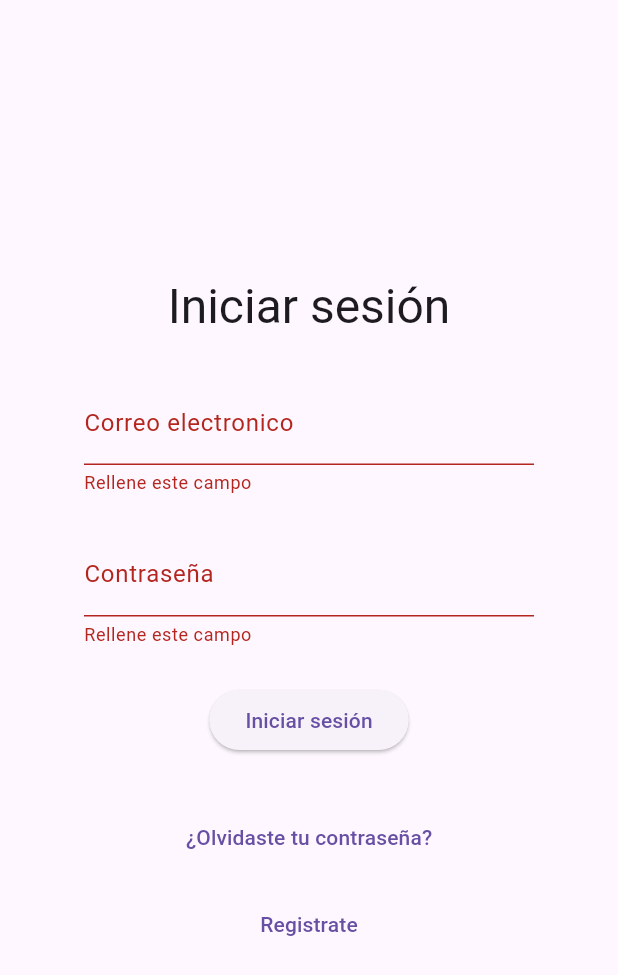
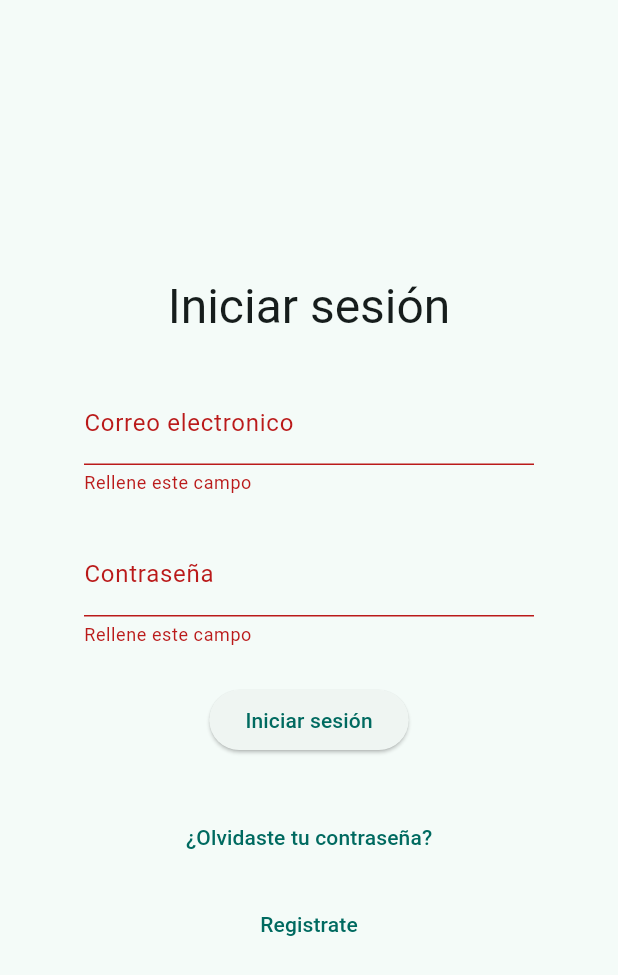
Before and after one commit to SecRe555/tablero_tareas, a Flutter app: the screen it shows after launch, after a tap on "Iniciar sesión", on a phone screen of 412 x 824 dp. Shown: the top 975 px of the screen. Run offline on Flutter 3.47's test engine with Material 3 defaults, Android fonts, the light colour scheme and no system bars; our stand-ins replace flutter_dotenv, get, go_router, google_nav_bar, quickalert, responsive_grid and 1 more; accounts and stored records are empty.

Commit message:
Primera version del tema

```diff
--- /dev/null
+++ b/lib/constants/theme.dart
@@ -0,0 +1,149 @@
+import 'package:flutter/material.dart';
+import 'package:get/get.dart';
+import 'package:tablero_tareas/states/theme_controller.dart';
+
+enum CustomColor {
+  red,
+  orange,
+  amber,
+  yellow,
+  lime,
+  green,
+  emerald,
+  teal,
+  cyan,
+  sky,
+  blue,
+  indigo,
+  violet,
+  purple,
+  fucshia,
+  pink,
+  rose,
+  slate,
+  gray,
+  zinc,
+  neutral,
+  stone,
+}
+
+class ColorShades {
+  final int light;
+  final int main;
+  final int dark;
+
+  const ColorShades({
+    required this.light,
+    required this.main,
+    required this.dark,
+  });
+}
+
+class ColorTheme {
+  final ColorShades light;
+  final ColorShades dark;
+
+  const ColorTheme({required this.light, required this.dark});
+}
+
+const Map<CustomColor, ColorTheme> _colorThemes = {
+  CustomColor.red: ColorTheme(
+    light: ColorShades(light: 0xFFEF4444, main: 0xFFB91C1C, dark: 0xFF7F1D1D),
+    dark: ColorShades(light: 0xFFFEE2E2, main: 0xFFFF6467, dark: 0xFFEF4444),
+  ),
+  CustomColor.orange: ColorTheme(
+    light: ColorShades(light: 0xFFFB923C, main: 0xFFC2410C, dark: 0xFF7C2D12),
+    dark: ColorShades(light: 0xFFFFEDD5, main: 0xFFFED7AA, dark: 0xFFFB923C),
+  ),
+  CustomColor.amber: ColorTheme(
+    light: ColorShades(light: 0xFFFBBF24, main: 0xFFB45309, dark: 0xFF78350F),
+    dark: ColorShades(light: 0xFFFEF3C7, main: 0xFFFDE68A, dark: 0xFFFBBF24),
+  ),
+  CustomColor.yellow: ColorTheme(
+    light: ColorShades(light: 0xFFEAB308, main: 0xFFA16207, dark: 0xFF854D0E),
+    dark: ColorShades(light: 0xFFFEF9C3, main: 0xFFFEF08A, dark: 0xFFFDE047),
+  ),
+  CustomColor.lime: ColorTheme(
+    light: ColorShades(light: 0xFF84CC16, main: 0xFF4D7C0F, dark: 0xFF365314),
+    dark: ColorShades(light: 0xFFECFCCB, main: 0xFFD9F99D, dark: 0xFFA3E635),
+  ),
+  CustomColor.green: ColorTheme(
+    light: ColorShades(light: 0xFF22C55E, main: 0xFF15803D, dark: 0xFF14532D),
+    dark: ColorShades(light: 0xFFDCFCE7, main: 0xFFBBF7D0, dark: 0xFF4ADE80),
+  ),
+  CustomColor.emerald: ColorTheme(
+    light: ColorShades(light: 0xFF10B981, main: 0xFF065F46, dark: 0xFF064E3B),
+    dark: ColorShades(light: 0xFFD1FAE5, main: 0xFFA7F3D0, dark: 0xFF34D399),
+  ),
+  CustomColor.teal: ColorTheme(
+    light: ColorShades(light: 0xFF14B8A6, main: 0xFF115E59, dark: 0xFF134E4A),
+    dark: ColorShades(light: 0xFFCCFBF1, main: 0xFF99F6E4, dark: 0xFF2DD4BF),
+  ),
+  CustomColor.cyan: ColorTheme(
+    light: ColorShades(light: 0xFF06B6D4, main: 0xFF0E7490, dark: 0xFF164E63),
+    dark: ColorShades(light: 0xFFCFFAFE, main: 0xFFA5F3FC, dark: 0xFF22D3EE),
+  ),
+  CustomColor.sky: ColorTheme(
+    light: ColorShades(light: 0xFF0EA5E9, main: 0xFF0369A1, dark: 0xFF075985),
+    dark: ColorShades(light: 0xFFE0F2FE, main: 0xFFBAE6FD, dark: 0xFF38BDF8),
+  ),
+  CustomColor.blue: ColorTheme(
+    light: ColorShades(light: 0xFF3B82F6, main: 0xFF1D4ED8, dark: 0xFF1E40AF),
+    dark: ColorShades(light: 0xFFDBEAFE, main: 0xFFBFDBFE, dark: 0xFF60A5FA),
+  ),
+  CustomColor.indigo: ColorTheme(
+    light: ColorShades(light: 0xFF6366F1, main: 0xFF4338CA, dark: 0xFF312E81),
+    dark: ColorShades(light: 0xFFE0E7FF, main: 0xFFC7D2FE, dark: 0xFF818CF8),
+  ),
+  CustomColor.violet: ColorTheme(
+    light: ColorShades(light: 0xFF8B5CF6, main: 0xFF6D28D9, dark: 0xFF4C1D95),
+    dark: ColorShades(light: 0xFFEDE9FE, main: 0xFFDDD6FE, dark: 0xFFA78BFA),
+  ),
+  CustomColor.purple: ColorTheme(
+    light: ColorShades(light: 0xFFA78BFA, main: 0xFF7C3AED, dark: 0xFF4C1D95),
+    dark: ColorShades(light: 0xFFEDE9FE, main: 0xFFC4B5FD, dark: 0xFF8B5CF6),
+  ),
+  CustomColor.fucshia: ColorTheme(
+    light: ColorShades(light: 0xFFD946EF, main: 0xFFA21CAF, dark: 0xFF701A75),
+    dark: ColorShades(light: 0xFFFAE8FF, main: 0xFFF5D0FE, dark: 0xFFD946EF),
+  ),
+  CustomColor.pink: ColorTheme(
+    light: ColorShades(light: 0xFFEC4899, main: 0xFFBE185D, dark: 0xFF831843),
+    dark: ColorShades(light: 0xFFFCE7F3, main: 0xFFFBCFE8, dark: 0xFFF472B6),
+  ),
+  CustomColor.rose: ColorTheme(
+    light: ColorShades(light: 0xFFF43F5E, main: 0xFF9F1239, dark: 0xFF881337),
+    dark: ColorShades(light: 0xFFFFE4E6, main: 0xFFFECDD3, dark: 0xFFFDA4AF),
+  ),
+  CustomColor.slate: ColorTheme(
+    light: ColorShades(light: 0xFF64748B, main: 0xFF334155, dark: 0xFF0F172A),
+    dark: ColorShades(light: 0xFFF1F5F9, main: 0xFFE2E8F0, dark: 0xFFCBD5E1),
+  ),
+  CustomColor.gray: ColorTheme(
+    light: ColorShades(light: 0xFF99A1AF, main: 0xFF4A5565, dark: 0xFF1E2939),
+    dark: ColorShades(light: 0xFFF3F4F6, main: 0xFFE5E7EB, dark: 0xFF99A1AF),
+  ),
+  CustomColor.zinc: ColorTheme(
+    light: ColorShades(light: 0xFF9F9FA9, main: 0xFF52525C, dark: 0xFF27272A),
+    dark: ColorShades(light: 0xFFF4F4F5, main: 0xFFE4E4E7, dark: 0xFF9F9FA9),
+  ),
+  CustomColor.neutral: ColorTheme(
+    light: ColorShades(light: 0xFFA1A1A1, main: 0xFF525252, dark: 0xFF262626),
+    dark: ColorShades(light: 0xFFF5F5F5, main: 0xFFE5E5E5, dark: 0xFFA1A1A1),
+  ),
+  CustomColor.stone: ColorTheme(
+    light: ColorShades(light: 0xFFA6A09B, main: 0xFF57534D, dark: 0xFF292524),
+    dark: ColorShades(light: 0xFFF5F5F4, main: 0xFFE7E5E4, dark: 0xFFA6A09B),
+  ),
+};
+
+ColorShades getShades(CustomColor color, Brightness brightness) {
+  final theme = _colorThemes[color]!;
+  return brightness == Brightness.dark ? theme.dark : theme.light;
+}
+
+extension CustomColorGetX on CustomColor {
+  Color get main => Get.find<ThemeController>().getColorValue(this);
+  Color get light => Color(Get.find<ThemeController>().getLight(this));
+  Color get dark => Color(Get.find<ThemeController>().getDark(this));
+}
--- a/lib/main.dart
+++ b/lib/main.dart
@@ -5,6 +5,7 @@ import 'package:get/get.dart';
 import 'package:supabase_flutter/supabase_flutter.dart';
 import 'package:tablero_tareas/constants/supabase.dart';
 import 'package:tablero_tareas/router.dart';
+import 'package:tablero_tareas/states/theme_controller.dart';
 import 'package:tablero_tareas/states/user_controller.dart';
 
 Future<void> main() async {
@@ -18,6 +19,7 @@ Future<void> main() async {
   supabase = Supabase.instance.client;
 
   final UserController userController = Get.put(UserController());
+  final ThemeController themeController = Get.put(ThemeController());
 
   runApp(const MyApp());
 }
@@ -28,8 +30,14 @@ class MyApp extends StatelessWidget {
   // This widget is the root of your application.
   @override
   Widget build(BuildContext context) {
-    return MaterialApp.router(
+    final themeController = Get.find<ThemeController>();
+
+    return Obx(
+      () => MaterialApp.router(
         title: "Tablero de tareas",
+        theme: themeController.lightTheme,
+        darkTheme: themeController.darkTheme,
+        themeMode: themeController.themeMode,
         routerConfig: router,
         localizationsDelegates: [
           GlobalWidgetsLocalizations.delegate,
@@ -37,6 +45,7 @@ class MyApp extends StatelessWidget {
           GlobalCupertinoLocalizations.delegate,
         ],
         supportedLocales: [Locale('es')],
+      ),
     );
   }
 }
--- a/lib/pages/layout.dart
+++ b/lib/pages/layout.dart
@@ -36,7 +36,10 @@ class MainLayout extends StatelessWidget {
             borderRadius: BorderRadius.circular(100),
             onTap: () => router.push('/profile'),
             child: CircleAvatar(
-              backgroundImage: NetworkImage(user.profilePhoto as String),
+              backgroundImage:
+                  user.profilePhoto == null
+                      ? null
+                      : NetworkImage(user.profilePhoto as String),
               child:
                   user.profilePhoto == null
                       ? Text('${user.name[0]}${user.lastName[0]}')
--- /dev/null
+++ b/lib/states/theme_controller.dart
@@ -0,0 +1,84 @@
+import 'package:flutter/material.dart';
+import 'package:get/get.dart';
+import 'package:tablero_tareas/constants/theme.dart';
+
+class ThemeController extends GetxController with WidgetsBindingObserver {
+  var mode = ThemeMode.system.obs;
+
+  Rx<Color> primaryColor = Colors.teal.obs;
+  Rx<Color> backgroundColor = Colors.white.obs;
+
+  final brightness = Brightness.light.obs;
+
+  @override
+  void onInit() {
+    super.onInit();
+    WidgetsBinding.instance.addObserver(this);
+    _updateBrightness();
+  }
+
+  ThemeData get lightTheme => ThemeData(
+    colorScheme: ColorScheme.fromSeed(
+      seedColor: primaryColor.value,
+      brightness: Brightness.light,
+    ),
+  );
+
+  ThemeData get darkTheme => ThemeData(
+    colorScheme: ColorScheme.fromSeed(
+      seedColor: primaryColor.value,
+      brightness: Brightness.dark,
+    ),
+  );
+
+  ThemeMode get themeMode => mode.value;
+
+  void setThemeMode(ThemeMode newMode) {
+    mode.value = newMode;
+    _updateBrightness();
+  }
+
+  void setPrimaryColor(Color color) {
+    primaryColor.value = color;
+  }
+
+  void _updateBrightness() {
+    switch (mode.value) {
+      case ThemeMode.light:
+        brightness.value = Brightness.light;
+        break;
+      case ThemeMode.dark:
+        brightness.value = Brightness.dark;
+        break;
+      case ThemeMode.system:
+        brightness.value = WidgetsBinding.instance.window.platformBrightness;
+        break;
+    }
+  }
+
+  bool get isDark => brightness.value == Brightness.dark;
+  bool get isLight => brightness.value == Brightness.light;
+
+  @override
+  void didChangePlatformBrightness() {
+    if (mode.value == ThemeMode.system) {
+      _updateBrightness();
+    }
+  }
+
+  @override
+  void onClose() {
+    WidgetsBinding.instance.removeObserver(this);
+    super.onClose();
+  }
+
+  ColorShades getColor(CustomColor color) {
+    return getShades(color, brightness.value);
+  }
+
+  int getMain(CustomColor color) => getColor(color).main;
+  int getLight(CustomColor color) => getColor(color).light;
+  int getDark(CustomColor color) => getColor(color).dark;
+
+  Color getColorValue(CustomColor color) => Color(getMain(color));
+}
```
Lines whose indentation alone changed are shown as unchanged.
